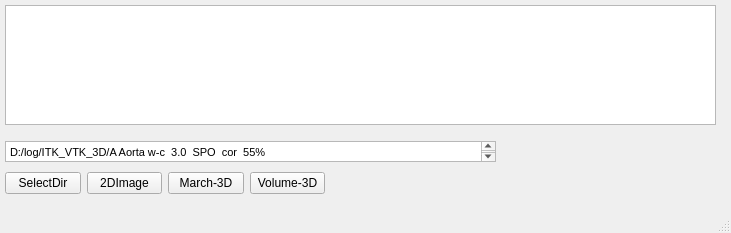
Qt form Tools/TestITKImage3D/mainwindow.ui (zyq1569/HealthApp) before a commit.
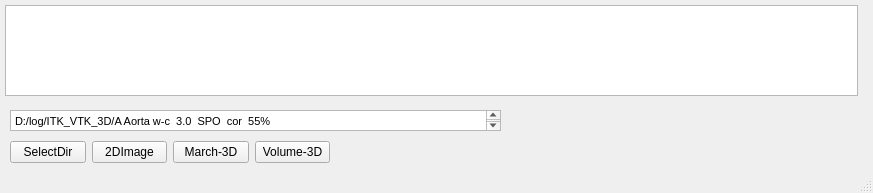
The same form after that commit.

```diff
--- a/Tools/TestITKImage3D/mainwindow.ui
+++ b/Tools/TestITKImage3D/mainwindow.ui
@@ -6,8 +6,8 @@
    <rect>
     <x>0</x>
     <y>0</y>
-    <width>731</width>
-    <height>233</height>
+    <width>873</width>
+    <height>193</height>
    </rect>
   </property>
   <property name="windowTitle">
@@ -17,8 +17,8 @@
    <widget class="QTextEdit" name="m_dcmDir">
     <property name="geometry">
      <rect>
-      <x>5</x>
-      <y>141</y>
+      <x>10</x>
+      <y>110</y>
       <width>491</width>
       <height>21</height>
      </rect>
@@ -34,8 +34,8 @@
    <widget class="QWidget" name="layoutWidget">
     <property name="geometry">
      <rect>
-      <x>5</x>
-      <y>171</y>
+      <x>10</x>
+      <y>140</y>
       <width>320</width>
       <height>25</height>
      </rect>
@@ -76,8 +76,8 @@
      <rect>
       <x>5</x>
       <y>5</y>
-      <width>711</width>
-      <height>120</height>
+      <width>853</width>
+      <height>91</height>
      </rect>
     </property>
     <property name="maximumSize">
@@ -91,8 +91,8 @@
     </property>
     <property name="iconSize">
      <size>
-      <width>96</width>
-      <height>96</height>
+      <width>64</width>
+      <height>64</height>
      </size>
     </property>
     <property name="movement">
```
